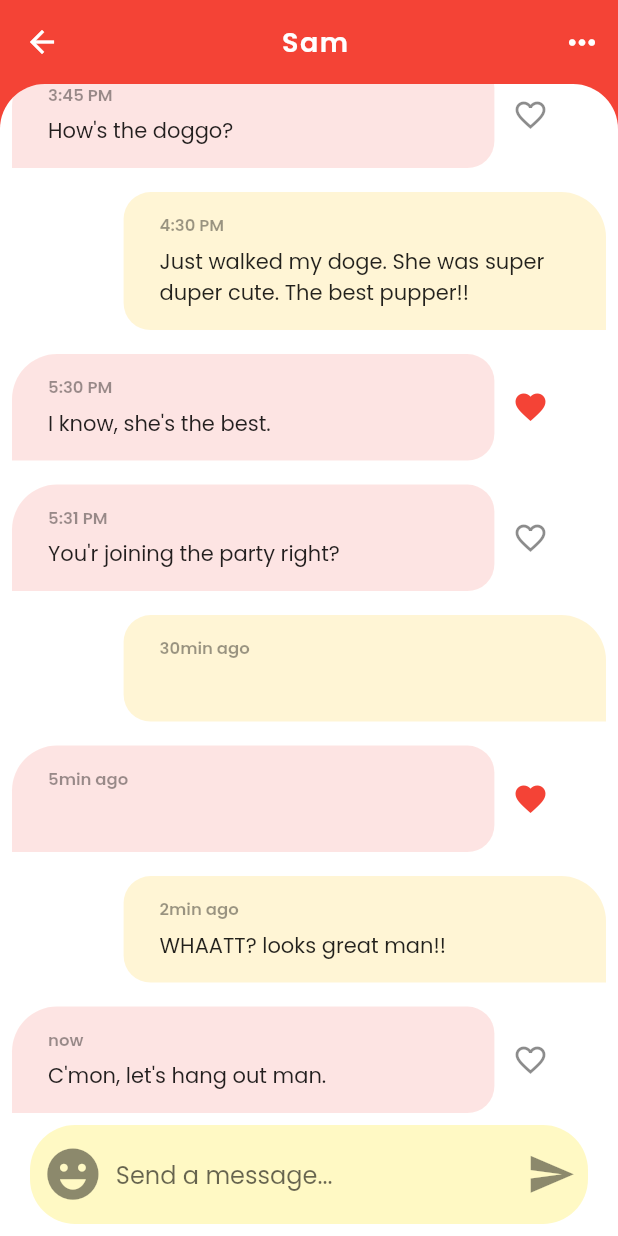
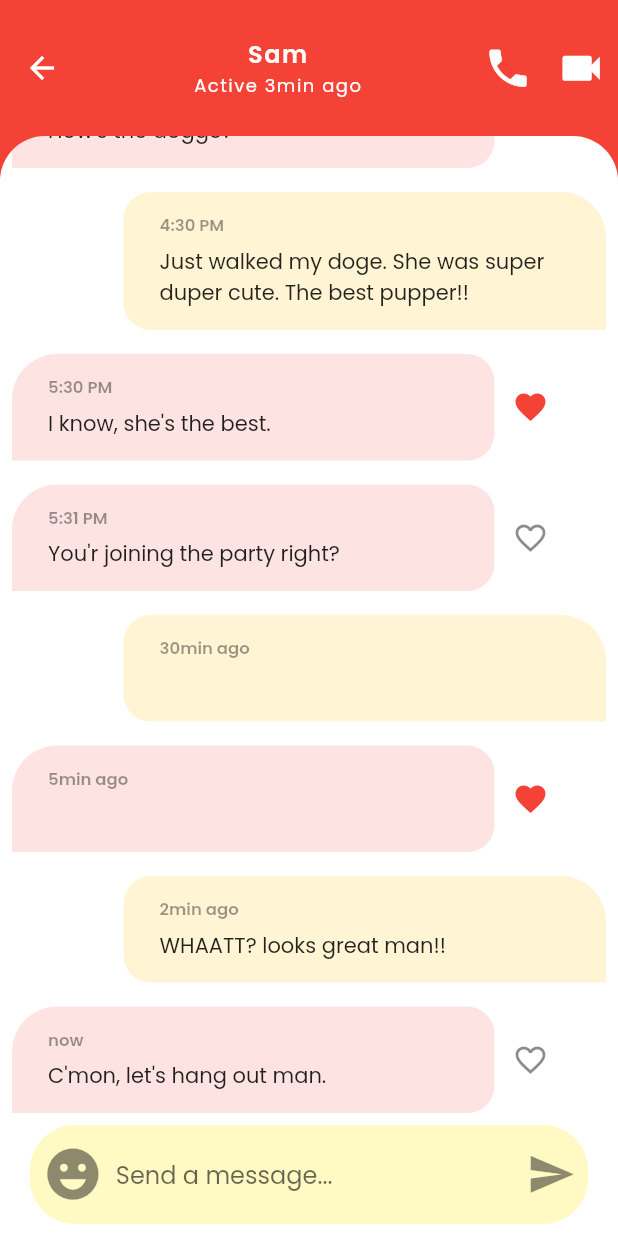
Before and after one commit to Dzaky02/flutter_ui_chat, a Flutter app: the screen it shows after launch, after a tap on "Skip", after a tap on "Sam", on a phone screen of 412 x 824 dp. Run offline on Flutter 3.47's test engine with Material 2 defaults, Android fonts, the phone set to English and light mode, and no system bars; our stand-ins replace google_fonts.

Commit message:
Edit AppBar in Chat Page.

```diff
--- a/lib/pages/chat_page.dart
+++ b/lib/pages/chat_page.dart
@@ -189,22 +189,41 @@ class _ChatPageState extends State<ChatPage> {
 
   AppBar buildAppBar(BuildContext context, Size size) {
     return AppBar(
+      toolbarHeight: size.height * 0.11,
       elevation: 0,
       title: Center(
-        child: Text(
-          widget.user.name,
-          style: GoogleFonts.poppins(
-            fontSize: 18,
-            fontWeight: FontWeight.w600,
-            letterSpacing: 1,
-          ),
+        child: Column(
+          children: [
+            Text(
+              widget.user.name,
+              style: GoogleFonts.poppins(
+                fontSize: 16,
+                fontWeight: FontWeight.w600,
+                letterSpacing: 1,
+              ),
+            ),
+            Text(
+              'Active 3min ago',
+              style: GoogleFonts.poppins(
+                fontSize: 12,
+                fontWeight: FontWeight.w400,
+                letterSpacing: 1,
+              ),
+            ),
+          ],
         ),
       ),
       actions: [
         IconButton(
-          onPressed: () => buildSnackBar(context, "Menu Chat Clicked", size),
-          icon: Icon(Icons.more_horiz),
-          iconSize: 26.0,
+          onPressed: () => buildSnackBar(context, "Voice Call Clicked", size),
+          icon: Icon(Icons.local_phone),
+          iconSize: size.height * 0.04,
+          color: Colors.white,
+        ),
+        IconButton(
+          onPressed: () => buildSnackBar(context, "Video Call Clicked", size),
+          icon: Icon(Icons.videocam),
+          iconSize: size.height * 0.04,
           color: Colors.white,
         ),
       ],
```
